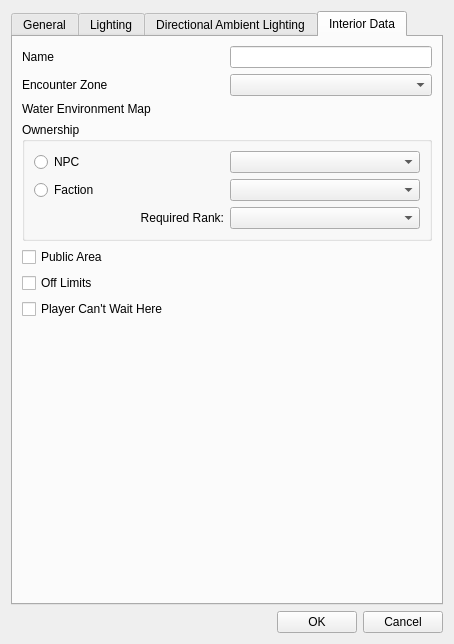
Above: native/src/DovahKit/ui/form_windows/cell.ui from DavidJCobb/DovahKit before the change. Below: the same form after it.
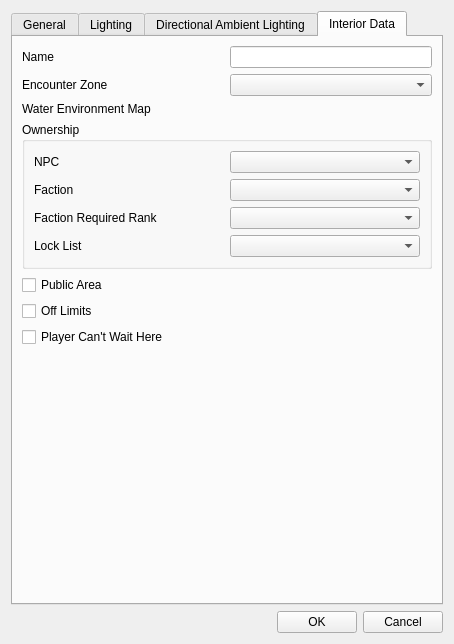
That is the form after the change. The open tabs and pages were chosen to show the change. Custom widgets are drawn as their Qt base class.

Commit message: Fix for compressed record loading; cell UI progress

What changed in the file:
```diff
--- a/native/src/DovahKit/ui/form_windows/cell.ui
+++ b/native/src/DovahKit/ui/form_windows/cell.ui
@@ -1027,23 +1027,9 @@
           <string>Ownership</string>
          </property>
          <layout class="QGridLayout" name="gridLayout_16">
-          <item row="1" column="0">
-           <widget class="QRadioButton" name="ownerIsFaction">
-            <property name="text">
-             <string>Faction</string>
-            </property>
-           </widget>
-          </item>
           <item row="1" column="1">
            <widget class="FormsOfTypeCombobox" name="ownerFaction"/>
           </item>
-          <item row="0" column="0">
-           <widget class="QRadioButton" name="ownerIsNPC">
-            <property name="text">
-             <string>NPC</string>
-            </property>
-           </widget>
-          </item>
           <item row="2" column="1">
            <widget class="QComboBox" name="ownerFactionRequiredRank"/>
           </item>
@@ -1053,16 +1039,49 @@
           <item row="2" column="0">
            <widget class="QLabel" name="label_32">
             <property name="text">
-             <string>Required Rank:</string>
+             <string>Faction Required Rank</string>
             </property>
             <property name="alignment">
-             <set>Qt::AlignRight|Qt::AlignTrailing|Qt::AlignVCenter</set>
+             <set>Qt::AlignLeading|Qt::AlignLeft|Qt::AlignVCenter</set>
             </property>
             <property name="buddy">
              <cstring>ownerFactionRequiredRank</cstring>
             </property>
            </widget>
           </item>
+          <item row="3" column="0">
+           <widget class="QLabel" name="label_40">
+            <property name="text">
+             <string>Lock List</string>
+            </property>
+            <property name="buddy">
+             <cstring>interiorLockList</cstring>
+            </property>
+           </widget>
+          </item>
+          <item row="3" column="1">
+           <widget class="FormsOfTypeCombobox" name="interiorLockList"/>
+          </item>
+          <item row="0" column="0">
+           <widget class="QLabel" name="label_41">
+            <property name="text">
+             <string>NPC</string>
+            </property>
+            <property name="buddy">
+             <cstring>ownerNPC</cstring>
+            </property>
+           </widget>
+          </item>
+          <item row="1" column="0">
+           <widget class="QLabel" name="label_42">
+            <property name="text">
+             <string>Faction</string>
+            </property>
+            <property name="buddy">
+             <cstring>ownerFaction</cstring>
+            </property>
+           </widget>
+          </item>
          </layout>
         </widget>
        </item>
```
Left out of the diff: 2 changed lines with no effect on the pictures. The commit also changes 5 other files.
